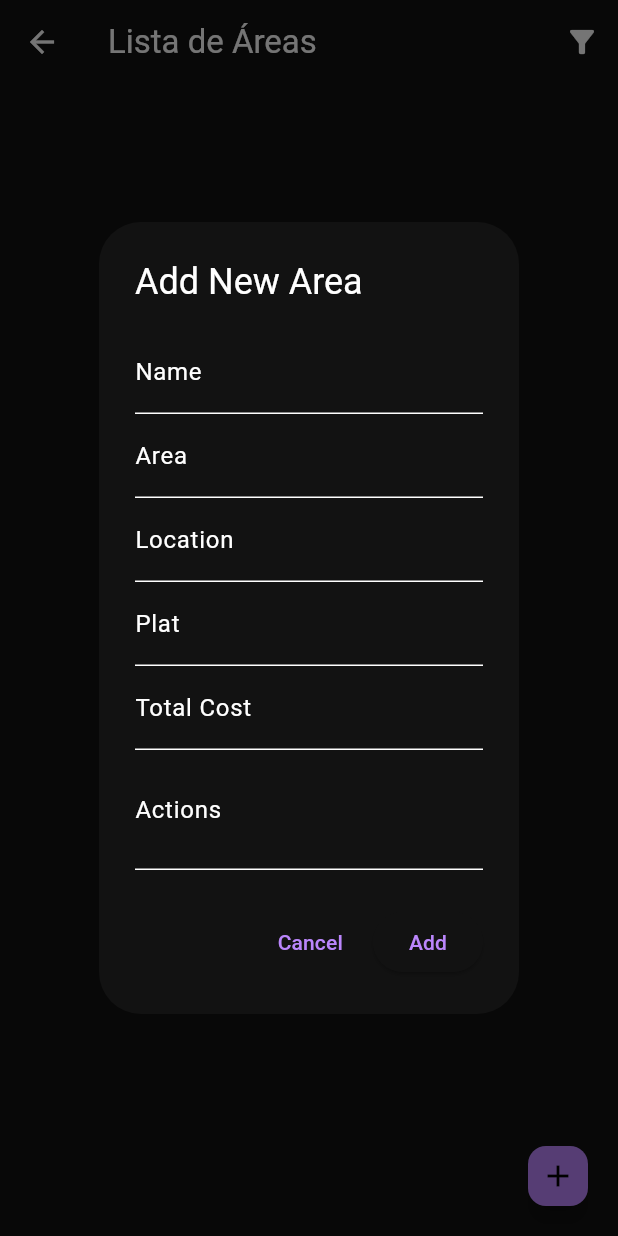
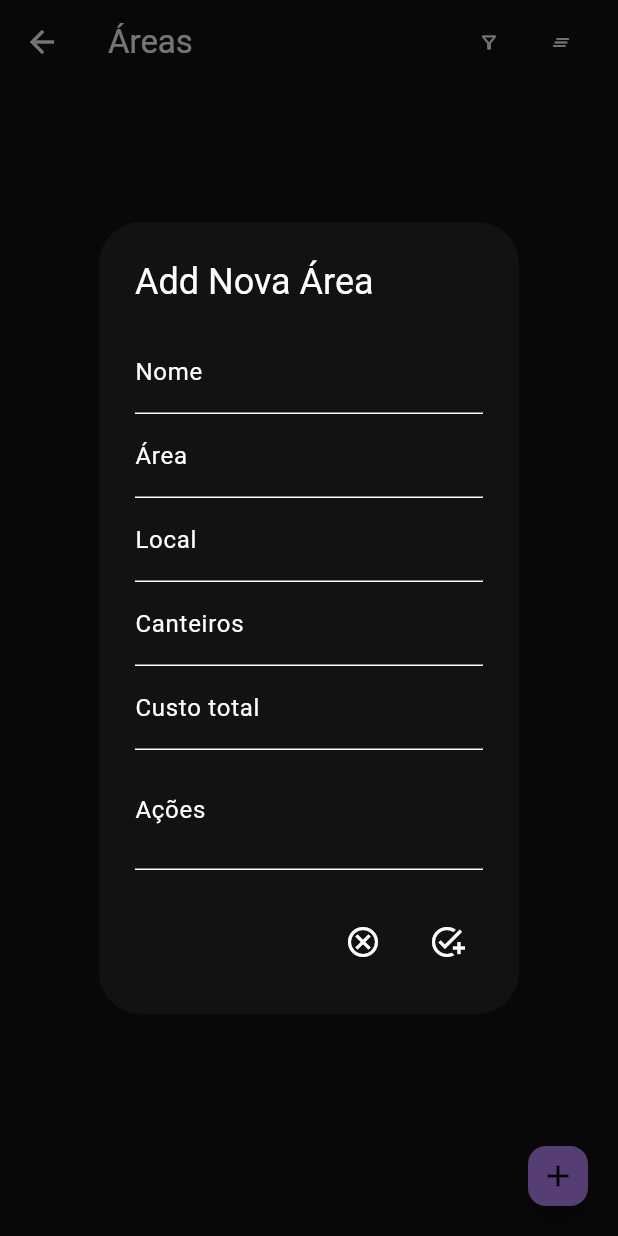
Before and after one commit to guibbv2011/caderno_de_campo, a Flutter app: the AreasPage screen opened directly, after a tap on the "add" icon, on a phone screen of 412 x 824 dp. Run offline on Flutter 3.47's test engine with Material 3 defaults, Android fonts, the phone set to English and light mode, and no system bars; our stand-ins replace result_dart, sqflite_common_ffi; missing offline and left inert: result_command; accounts and stored records are empty.

Commit message:
Add clear all items in database
Added in two pages:
- Cultures_page
- Areas_page

```diff
--- a/lib/view/areas_page.dart
+++ b/lib/view/areas_page.dart
@@ -39,14 +39,26 @@ class AreasPageState extends State<AreasPage> {
       builder: (context, child) {
         return Scaffold(
           appBar: AppBar(
-            title: const Text('Lista de Áreas'),
+            title: const Text('Áreas'),
             actions: [
               IconButton(
-                icon: const Icon(Icons.filter_alt),
+                icon: Icon(Icons.filter_alt_outlined),
+                iconSize: 14.0,
+                tooltip: 'Filtrar',
                 onPressed: () {
-                  // modal
-                  // viewModel.addAreaCommand.execute();
+                  _showAddDialog(context);
                 },
+              ),
+              Padding(
+                padding: const EdgeInsets.only(right: 14.0),
+                child: IconButton(
+                  icon: Icon(Icons.clear_all_outlined),
+                  iconSize: 14.0,
+                  tooltip: 'Remover tudo',
+                  onPressed: () {
+                    viewModel.deleteAllAreasCommand.execute();
+                  },
+                ),
               ),
             ],
           ),
@@ -69,11 +81,12 @@ class AreasPageState extends State<AreasPage> {
                   width: double.infinity,
                   padding: EdgeInsets.all(8.0),
                   child: Column(
+                    crossAxisAlignment: CrossAxisAlignment.start,
                     children: [
                       Row(
                         mainAxisAlignment: MainAxisAlignment.spaceBetween,
                         children: [
-                          Text('Nome: ${area.name}'),
+                          Text('${area.name}', style: TextStyle(fontSize: 16)),
                           Row(
                             children: [
                               IconButton(
@@ -90,11 +103,11 @@ class AreasPageState extends State<AreasPage> {
                           ),
                         ],
                       ),
-                      Row(children: [Text('Variedade: ${area.area}')]),
-                      Row(children: [Text('Ciclo: ${area.location}')]),
-                      Row(children: [Text('Canteiro: ${area.plat}')]),
-                      Row(children: [Text('Observações: ${area.totalCost}')]),
-                      Row(children: [Text('Ações: ${area.actions}')]),
+                      Text('Área: ${area.area}'),
+                      Text('Local: ${area.location}'),
+                      Text('Canteiros: ${area.plat}'),
+                      Text('Custo total: ${area.totalCost}'),
+                      Text('Ações: ${area.actions}'),
                     ],
                   ),
                 ),
@@ -124,46 +137,46 @@ class AreasPageState extends State<AreasPage> {
     showDialog(
       context: context,
       builder: (context) => AlertDialog(
-        title: const Text('Add New Area'),
+        title: const Text('Add Nova Área'),
         content: SingleChildScrollView(
           child: Column(
             mainAxisSize: MainAxisSize.min,
             children: [
               TextField(
                 controller: nameController,
-                decoration: const InputDecoration(labelText: 'Name'),
+                decoration: const InputDecoration(labelText: 'Nome'),
               ),
               TextField(
                 controller: areaController,
-                decoration: const InputDecoration(labelText: 'Area'),
+                decoration: const InputDecoration(labelText: 'Área'),
               ),
               TextField(
                 controller: locationController,
-                decoration: const InputDecoration(labelText: 'Location'),
+                decoration: const InputDecoration(labelText: 'Local'),
               ),
               TextField(
                 controller: platController,
-                decoration: const InputDecoration(labelText: 'Plat'),
+                decoration: const InputDecoration(labelText: 'Canteiros'),
               ),
               TextField(
                 controller: totalCostController,
-                decoration: const InputDecoration(labelText: 'Total Cost'),
+                decoration: const InputDecoration(labelText: 'Custo total'),
                 keyboardType: TextInputType.number,
               ),
               TextField(
                 controller: actionsController,
-                decoration: const InputDecoration(labelText: 'Actions'),
+                decoration: const InputDecoration(labelText: 'Ações'),
                 maxLines: 2,
               ),
             ],
           ),
         ),
         actions: [
-          TextButton(
+          IconButton(
             onPressed: () => Navigator.pop(context),
-            child: const Text('Cancel'),
+            icon: const Icon(Icons.cancel_outlined),
           ),
-          ElevatedButton(
+          IconButton(
             onPressed: () {
               final area = AreasModel(
                 name: nameController.text.isNotEmpty ? nameController.text : '',
@@ -181,7 +194,7 @@ class AreasPageState extends State<AreasPage> {
               viewModel.onInsert(area);
               Navigator.pop(context);
             },
-            child: const Text('Add'),
+            icon: const Icon(Icons.add_task),
           ),
         ],
       ),
--- a/lib/view/cultures_page.dart
+++ b/lib/view/cultures_page.dart
@@ -3,7 +3,7 @@ import 'package:caderno_do_campo/model/repository/cultures_repository.dart';
 import 'package:caderno_do_campo/model/service/database/culture_db.dart';
 import 'package:caderno_do_campo/viewmodel/cultures_viewmodel.dart';
 import 'package:flutter/material.dart';
-import 'package:result_dart/result_dart.dart';
+// import 'package:result_dart/result_dart.dart';
 
 class CulturesPage extends StatefulWidget {
   const CulturesPage({super.key});
@@ -45,13 +45,26 @@ class CulturesPageState extends State<CulturesPage> {
       builder: (context, child) {
         return Scaffold(
           appBar: AppBar(
-            title: Text('Lista de Culturas'),
+            title: Text('Culturas'),
             actions: [
               IconButton(
-                icon: Icon(Icons.filter_alt),
+                icon: Icon(Icons.filter_alt_outlined),
+                iconSize: 14.0,
+                tooltip: 'Filtrar',
                 onPressed: () {
-                  _showAddDialog(context);
+                  //_showAddDialog(context);
                 },
+              ),
+              Padding(
+                padding: const EdgeInsets.only(right: 14.0),
+                child: IconButton(
+                  icon: Icon(Icons.clear_all_outlined),
+                  iconSize: 14.0,
+                  tooltip: 'Remover tudo',
+                  onPressed: () {
+                    viewModel.deleteAllCulturesCommand.execute();
+                  },
+                ),
               ),
             ],
           ),
@@ -74,11 +87,15 @@ class CulturesPageState extends State<CulturesPage> {
                   width: double.infinity,
                   padding: EdgeInsets.all(8.0),
                   child: Column(
+                    crossAxisAlignment: CrossAxisAlignment.start,
                     children: [
                       Row(
                         mainAxisAlignment: MainAxisAlignment.spaceBetween,
                         children: [
-                          Text('Nome: ${culture.name}'),
+                          Text(
+                            '${culture.name}',
+                            style: TextStyle(fontSize: 16),
+                          ),
                           Row(
                             children: [
                               IconButton(
@@ -95,10 +112,10 @@ class CulturesPageState extends State<CulturesPage> {
                           ),
                         ],
                       ),
-                      Row(children: [Text('Variedade: ${culture.variety}')]),
-                      Row(children: [Text('Ciclo: ${culture.cycle}')]),
-                      Row(children: [Text('Observações: ${culture.obs}')]),
-                      Row(children: [Text('Ações: ${culture.actions}')]),
+                      Text('Variedade: ${culture.variety}'),
+                      Text('Ciclo: ${culture.cycle}'),
+                      Text('Observações: ${culture.obs}'),
+                      Text('Ações: ${culture.actions}'),
                     ],
                   ),
                 ),
@@ -127,43 +144,43 @@ class CulturesPageState extends State<CulturesPage> {
     showDialog(
       context: context,
       builder: (context) => AlertDialog(
-        title: const Text('Add New Culture'),
+        title: const Text('Add Nova Cultura'),
         content: SingleChildScrollView(
           child: Column(
             mainAxisSize: MainAxisSize.min,
             children: [
               TextField(
                 controller: nameController,
-                decoration: const InputDecoration(labelText: 'Name'),
+                decoration: const InputDecoration(labelText: 'Nome'),
               ),
               TextField(
                 controller: varietyController,
-                decoration: const InputDecoration(labelText: 'Variety'),
+                decoration: const InputDecoration(labelText: 'Variedade'),
               ),
               TextField(
                 controller: cycleController,
-                decoration: const InputDecoration(labelText: 'Cycle (days)'),
+                decoration: const InputDecoration(labelText: 'Ciclo (dias)'),
                 keyboardType: TextInputType.number,
               ),
               TextField(
                 controller: obsController,
-                decoration: const InputDecoration(labelText: 'Observations'),
+                decoration: const InputDecoration(labelText: 'Observações'),
                 maxLines: 2,
               ),
               TextField(
                 controller: actionsController,
-                decoration: const InputDecoration(labelText: 'Actions'),
+                decoration: const InputDecoration(labelText: 'Ações'),
                 maxLines: 2,
               ),
             ],
           ),
         ),
         actions: [
-          TextButton(
+          IconButton(
             onPressed: () => Navigator.pop(context),
-            child: const Text('Cancel'),
+            icon: const Icon(Icons.cancel_outlined),
           ),
-          ElevatedButton(
+          IconButton(
             onPressed: () {
               final culture = CulturesModel(
                 name: nameController.text.isNotEmpty ? nameController.text : '',
@@ -180,7 +197,7 @@ class CulturesPageState extends State<CulturesPage> {
               viewModel.onInsert(culture);
               Navigator.pop(context);
             },
-            child: const Text('Add'),
+            icon: const Icon(Icons.add_task),
           ),
         ],
       ),
```
Also changed, not shown: lib/model/repository/areas_repository.dart (+10 -0 lines), lib/model/repository/cultures_repository.dart (+10 -0 lines), lib/model/service/database/areas_db.dart (+15 -6 lines), lib/model/service/database/culture_db.dart (+9 -0 lines), lib/viewmodel/areas_viewmodel.dart (+27 -0 lines), lib/viewmodel/cultures_viewmodel.dart (+27 -0 lines).
